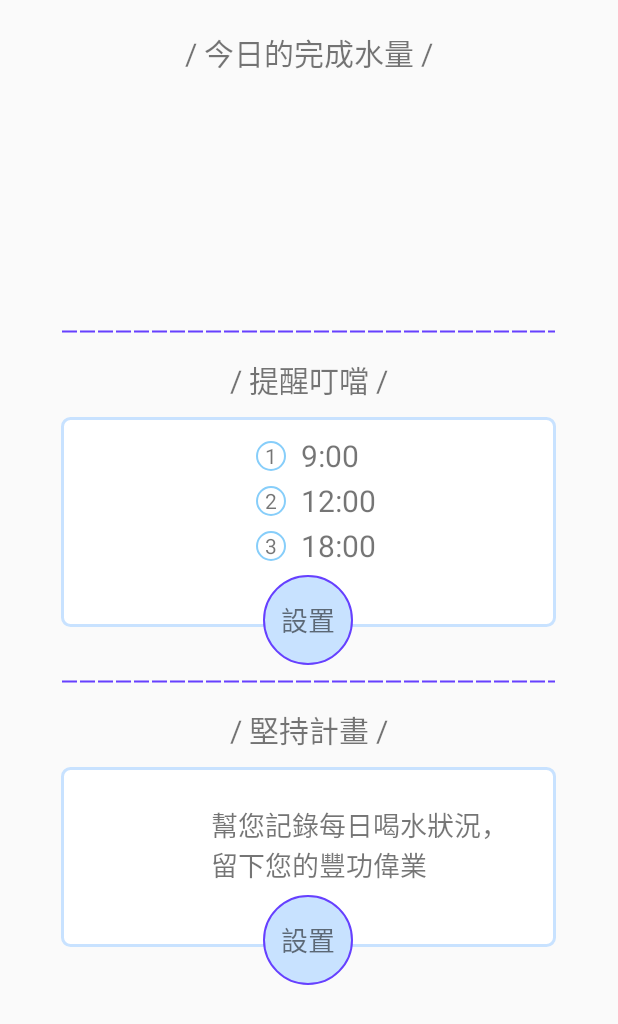
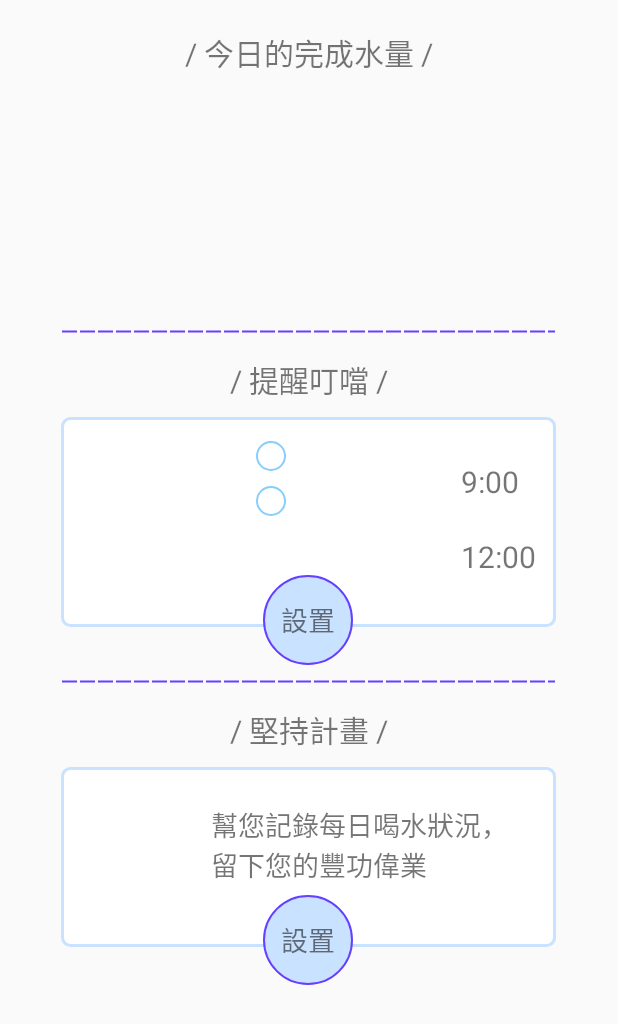
Before and after one commit to ftstc451810/ThirThir, an Android app: the screen it shows after launch (MainActivity), on a phone screen of 412 x 824 dp. Shown: the top 1024 px of the screen. Run offline under Robolectric (Android 15) with nearby library versions, the phone set to English and light mode, and no system bars.

Commit message:
no message

```diff
--- a/app/src/main/java/com/mac/thirthir_git/MainActivity.java
+++ b/app/src/main/java/com/mac/thirthir_git/MainActivity.java
@@ -19,7 +19,7 @@ public class MainActivity extends Activity {
         setContentView(R.layout.activity_main);
 
         //onCreate內才可以初始化
-        REMIND_TIME = new String[]{"9:00","12:00","18:00"};
+        REMIND_TIME = new String[]{"9:00","12:00"};
         REMIND_COUNT = REMIND_TIME.length;
 
         if(REMIND_COUNT != 0){
@@ -69,12 +69,16 @@ public class MainActivity extends Activity {
             tv_set03.setVisibility(View.INVISIBLE);
         }else if(REMIND_COUNT == 2){
             tv_upper.setVisibility(View.VISIBLE);
+            tv_upper.setPadding(130,30,0,0);
             tv_set01.setVisibility(View.VISIBLE);
             tv_set01.setText(REMIND_TIME[0]);
+            tv_set01.setPadding(160,26,0,0);
             tv_middle.setVisibility(View.VISIBLE);
+            tv_middle.setPadding(130,60,0,0);
             tv_middle.setText("2");
             tv_set02.setVisibility(View.VISIBLE);
             tv_set02.setText(REMIND_TIME[1]);
+            tv_set02.setPadding(160,56,0,0);
             tv_below.setVisibility(View.INVISIBLE);
             tv_set03.setVisibility(View.INVISIBLE);
         }else if(REMIND_COUNT == 3){
```
